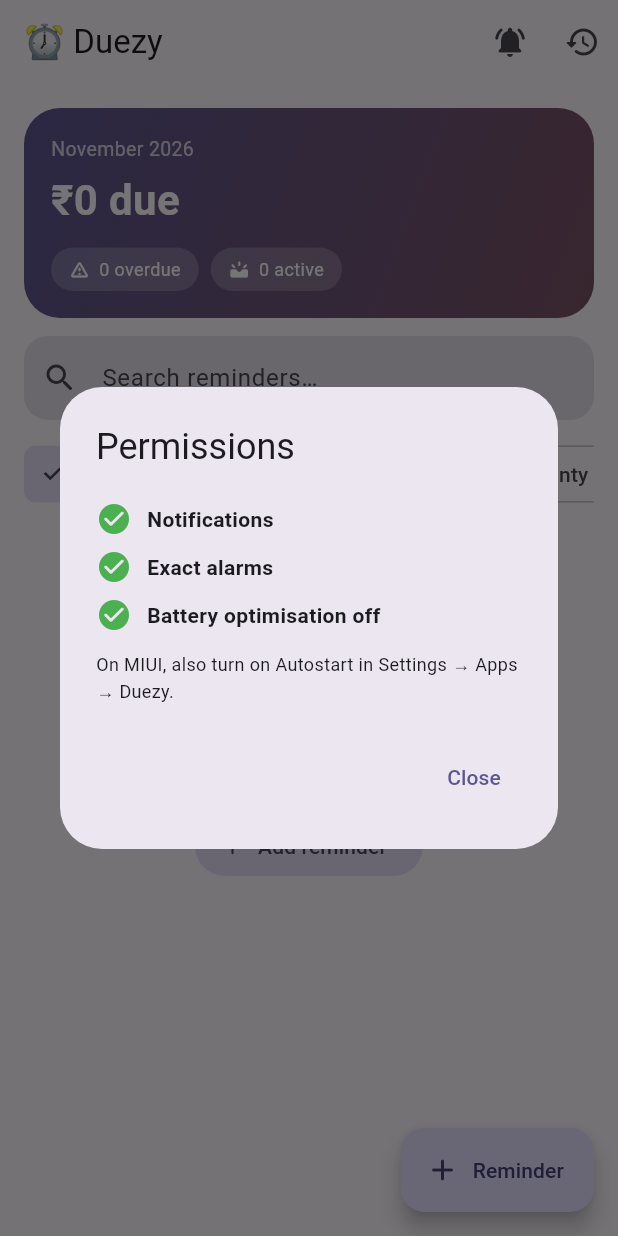
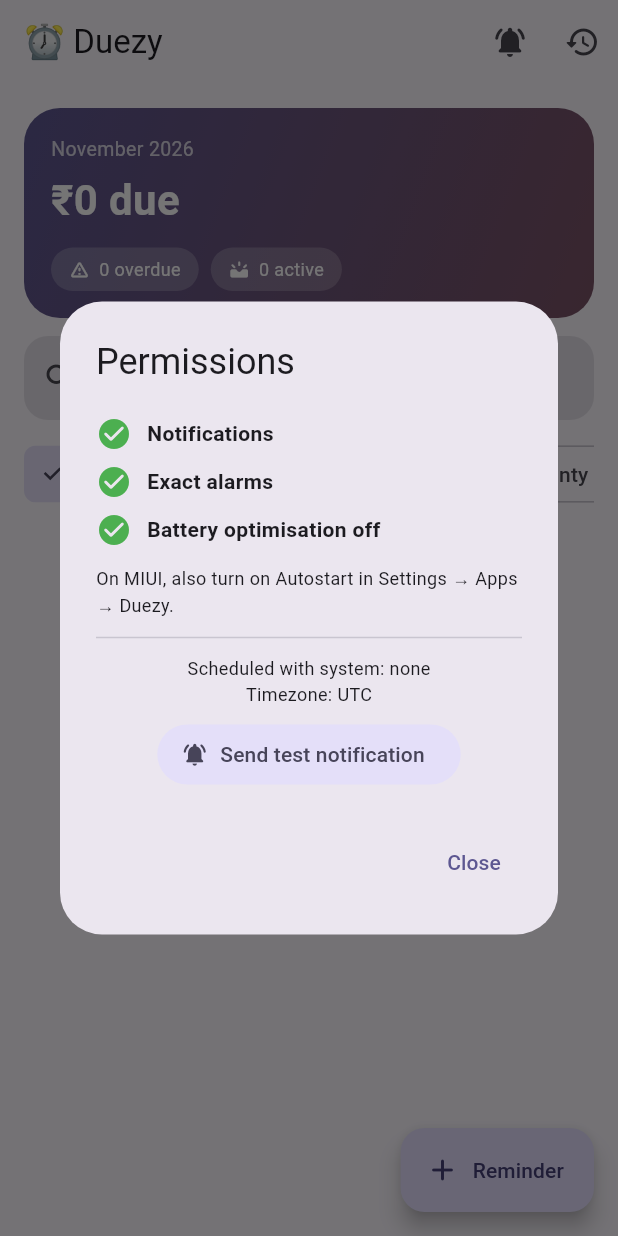
Before and after one commit to nuvishh/Duezy, a Flutter app: the screen it shows after launch, after a tap on the "notifications active" icon, on a phone screen of 412 x 824 dp. Run offline on Flutter 3.47's test engine with Material 3 defaults, Android fonts, the phone set to English and light mode, and no system bars; drawn by our look-alikes of dynamic_color; our stand-ins replace flutter_local_notifications, flutter_native_timezone, hive_flutter, permission_handler, timezone; accounts and stored records are empty.

Commit message:
v1.0.3: notification diagnostics — test button, device timezone, past-time fires soon

```diff
--- a/lib/screens/home_screen.dart
+++ b/lib/screens/home_screen.dart
@@ -106,6 +106,9 @@
       'battery':
           await widget.notifications.batteryOptimizationsIgnored(),
     };
+    final pending = await widget.notifications.pendingScheduled();
+    final tzName = widget.notifications.localTimeZoneName();
+    String? testStatus;
     if (!mounted) return;
     await showDialog<void>(
       context: context,
@@ -155,6 +158,34 @@
                   'On MIUI, also turn on Autostart in Settings → Apps → Duezy.',
                   style: TextStyle(fontSize: 12),
                 ),
+                const Divider(height: 24),
+                Text(
+                  'Scheduled with system: ${pending.isEmpty ? 'none' : pending.join(', ')}',
+                  style: const TextStyle(fontSize: 12),
+                ),
+                Text(
+                  'Timezone: $tzName',
+                  style: const TextStyle(fontSize: 12),
+                ),
+                const SizedBox(height: 8),
+                FilledButton.tonalIcon(
+                  onPressed: () async {
+                    await widget.notifications.showTestNotification();
+                    await widget.notifications
+                        .scheduleTestNotification();
+                    final after =
+                        await widget.notifications.pendingScheduled();
+                    testStatus =
+                        'Test sent — immediate one should show now, scheduled one in 1 minute. Pending: ${after.length}.';
+                    setDialogState(() {});
+                  },
+                  icon: const Icon(Icons.notifications_active_rounded),
+                  label: const Text('Send test notification'),
+                ),
+                if (testStatus != null) ...[
+                  const SizedBox(height: 8),
+                  Text(testStatus!, style: const TextStyle(fontSize: 12)),
+                ],
               ],
             ),
             actions: [
--- a/lib/services/notification_service.dart
+++ b/lib/services/notification_service.dart
@@ -1,5 +1,6 @@
 import 'package:flutter/foundation.dart';
 import 'package:flutter_local_notifications/flutter_local_notifications.dart';
+import 'package:flutter_native_timezone/flutter_native_timezone.dart';
 import 'package:permission_handler/permission_handler.dart';
 import 'package:timezone/data/latest_all.dart' as tzdata;
 import 'package:timezone/timezone.dart' as tz;
@@ -13,12 +14,19 @@
 
   Future<void> init() async {
     tzdata.initializeTimeZones();
-    // Best-effort local timezone name; falls back to UTC.
+    // Device timezone from the OS (IANA name, e.g. Asia/Kolkata).
+    // The old abbreviation mapping ("IST" only) mis-scheduled alarms
+    // on devices reporting a different name, firing hours late.
     try {
-      final name = DateTime.now().timeZoneName;
-      tz.setLocalLocation(tz.getLocation(_tzName(name)));
+      final name = await FlutterNativeTimezone.getLocalTimezone();
+      tz.setLocalLocation(tz.getLocation(name));
     } catch (_) {
-      tz.setLocalLocation(tz.UTC);
+      try {
+        final name = DateTime.now().timeZoneName;
+        tz.setLocalLocation(tz.getLocation(_tzName(name)));
+      } catch (_) {
+        tz.setLocalLocation(tz.UTC);
+      }
     }
 
     const android = AndroidInitializationSettings('@mipmap/ic_launcher');
@@ -150,7 +158,11 @@
         r.remindAt.minute,
       );
     }
-    if (when.isBefore(DateTime.now())) return;
+    if (when.isBefore(DateTime.now())) {
+      // Chosen time already passed (e.g. saved at 3:21 for 3:20) —
+      // fire a minute from now instead of silently dropping it.
+      when = DateTime.now().add(const Duration(minutes: 1));
+    }
 
     final amount = r.amount != null ? ' — ₹${_fmtAmount(r.amount!)}' : '';
     const details = NotificationDetails(
@@ -195,6 +207,59 @@
     await _plugin.cancel(_notifId(r.id));
   }
 
+  /// IANA name of the timezone alarms are scheduled in (debug aid).
+  String localTimeZoneName() => tz.local.name;
+
+  /// Titles of notifications currently registered with the OS.
+  Future<List<String>> pendingScheduled() async {
+    final pending = await _plugin.pendingNotificationRequests();
+    return pending.map((p) => p.title ?? '(no title)').toList();
+  }
+
+  /// Immediate test notification — proves the channel can show at all.
+  Future<void> showTestNotification() async {
+    await _plugin.show(
+      999998,
+      'Duezy test',
+      'Immediate test — if you see this, notifications can show.',
+      _testDetails,
+    );
+  }
+
+  /// Test notification scheduled 1 minute ahead — proves alarms fire.
+  Future<void> scheduleTestNotification() async {
+    final when = tz.TZDateTime.now(tz.local).add(const Duration(minutes: 1));
+    try {
+      await _plugin.zonedSchedule(
+        999997,
+        'Duezy test (scheduled)',
+        'Scheduled 1 minute ahead — if this appears, scheduled alarms work.',
+        when,
+        _testDetails,
+        androidScheduleMode: AndroidScheduleMode.exactAllowWhileIdle,
+      );
+    } catch (_) {
+      await _plugin.zonedSchedule(
+        999997,
+        'Duezy test (scheduled)',
+        'Scheduled 1 minute ahead — if this appears, scheduled alarms work.',
+        when,
+        _testDetails,
+        androidScheduleMode: AndroidScheduleMode.inexactAllowWhileIdle,
+      );
+    }
+  }
+
+  static const _testDetails = NotificationDetails(
+    android: AndroidNotificationDetails(
+      'duezy_reminders',
+      'Due date reminders',
+      importance: Importance.high,
+      priority: Priority.high,
+    ),
+    iOS: DarwinNotificationDetails(),
+  );
+
   Future<void> rescheduleAll(Iterable<Reminder> reminders) async {
     if (!_ready) return;
     for (final r in reminders) {
--- a/pubspec.yaml
+++ b/pubspec.yaml
@@ -1,7 +1,7 @@
 name: duezy
 description: Smart reminders for subscriptions, loan EMIs, warranties and expiries. Never miss a due date.
 publish_to: 'none'
-version: 1.0.2+3
+version: 1.0.3+4
 
 environment:
   sdk: '>=3.2.0 <4.0.0'
@@ -12,6 +12,7 @@
   hive: ^2.2.3
   hive_flutter: ^1.1.0
   flutter_local_notifications: ^19.4.0
+  flutter_native_timezone: ^2.0.0
   timezone: ^0.10.1
   intl: ^0.20.2
   uuid: ^4.5.1
```
